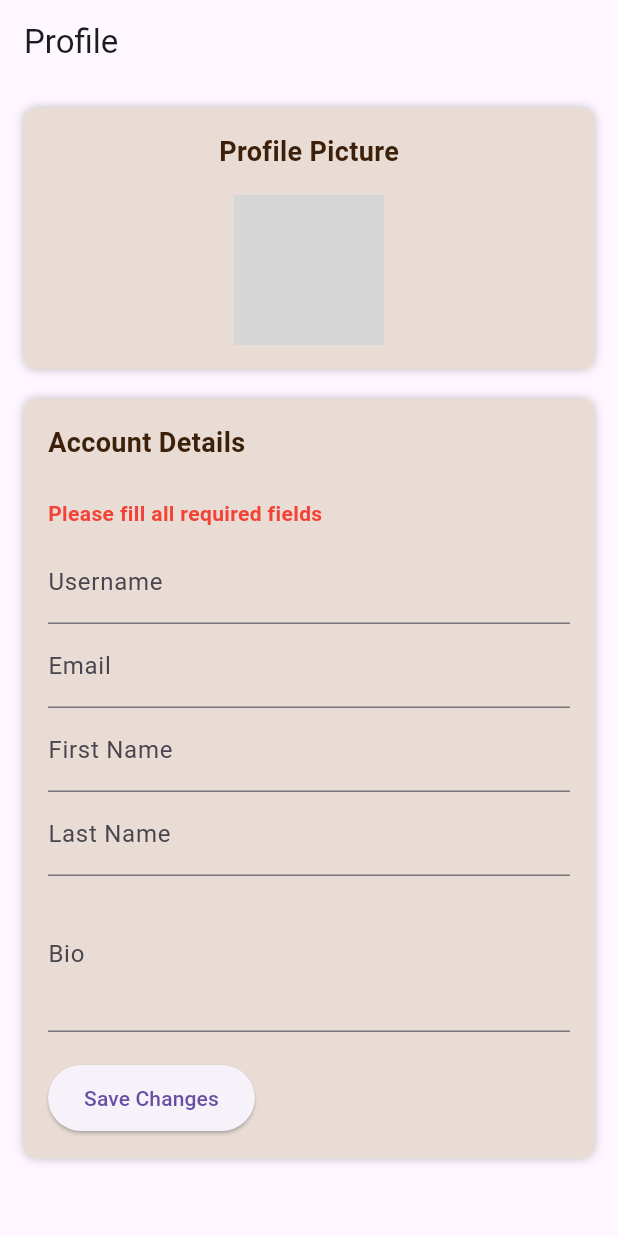
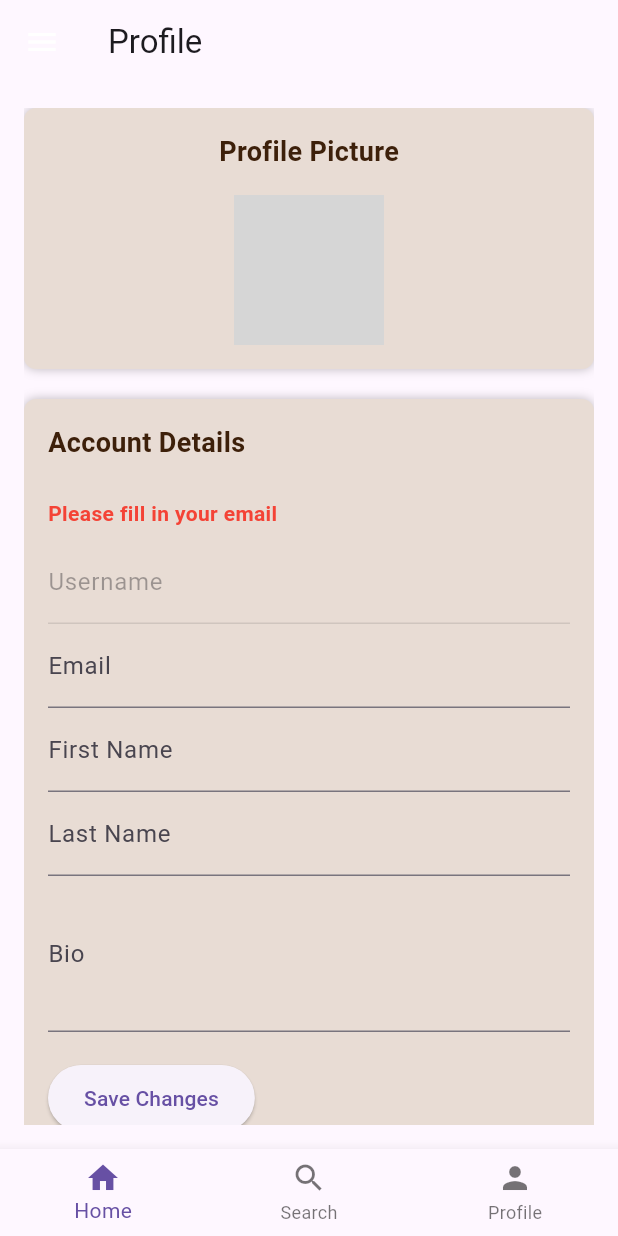
Before and after one commit to PBP2024-A10/TK-PAS, a Flutter app: the ProfileScreen screen opened directly, after a tap on "Save Changes", on a phone screen of 412 x 824 dp. Run offline on Flutter 3.47's test engine with Material 3 defaults, Android fonts, the phone set to English and light mode, and no system bars; our stand-ins replace carousel_slider, google_fonts; missing offline and left inert: pbp_django_auth; network calls fail; grey boxes are pictures that could not be loaded.

Commit message:
tinggal benerin format

```diff
--- a/lib/auth/screens/login.dart
+++ b/lib/auth/screens/login.dart
@@ -4,6 +4,9 @@ import 'package:flutter/material.dart';
 import 'package:ajengan_halal_mobile/homepage.dart';
 import 'package:ajengan_halal_mobile/auth/screens/register.dart';
 import 'package:google_fonts/google_fonts.dart';
+import 'package:ajengan_halal_mobile/base/style/colors.dart';
+import 'package:pbp_django_auth/pbp_django_auth.dart';
+import 'package:provider/provider.dart';
 import 'package:ajengan_halal_mobile/base/style/colors.dart';
 
 void main() {
--- a/lib/profile/profile.dart
+++ b/lib/profile/profile.dart
@@ -1,8 +1,10 @@
 import 'package:flutter/material.dart';
-import 'package:pbp_django_auth/pbp_django_auth.dart';
+import 'package:pbp_django_auth/pbp_django_auth.dart' as pbp;
 import 'package:provider/provider.dart';
 import 'package:ajengan_halal_mobile/base/style/colors.dart';
 import 'package:ajengan_halal_mobile/auth/screens/login.dart';
+import 'package:google_fonts/google_fonts.dart';
+import 'package:ajengan_halal_mobile/base/widgets/navbar.dart';
 
 class ProfileScreen extends StatefulWidget {
   @override
@@ -20,11 +22,29 @@ class _ProfileScreenState extends State<ProfileScreen> {
   String errorMessage = '';
 
   @override
+  void initState() {
+    super.initState();
+    // _loadUserData();
+  }
+
+  // Fetch user data after login
+  // void _loadUserData() {
+  //   final userData = Provider.of(context, listen: false).getUserData();
+
+  //   if (userData != null) {
+  //     _usernameController.text = userData['username'] ?? ''; // Pre-fill the username
+  //     _emailController.text = userData['email'] ?? ''; // Pre-fill the email
+  //   }
+  // }
+
+  @override
   Widget build(BuildContext context) {
     return Scaffold(
       appBar: AppBar(
         title: Text('Profile'),
+        iconTheme: const IconThemeData(color: Colors.white),
       ),
+      drawer: const LeftDrawer(),
       body: Padding(
         padding: const EdgeInsets.all(16.0),
         child: ListView(
@@ -93,6 +113,7 @@ class _ProfileScreenState extends State<ProfileScreen> {
                   TextField(
                     controller: _usernameController,
                     decoration: InputDecoration(labelText: 'Username'),
+                    enabled: false, // Make username field non-editable
                   ),
                   TextField(
                     controller: _emailController,
@@ -118,8 +139,6 @@ class _ProfileScreenState extends State<ProfileScreen> {
                     onPressed: _submitForm,
                     child: Text('Save Changes'),
                     style: ElevatedButton.styleFrom(
-                      // primary: Color(0xFF654A2D),
-                      // onPrimary: Colors.white,
                       padding: EdgeInsets.symmetric(vertical: 12, horizontal: 24),
                     ),
                   ),
@@ -129,14 +148,34 @@ class _ProfileScreenState extends State<ProfileScreen> {
           ],
         ),
       ),
+      bottomNavigationBar: BottomNavigationBar(
+        currentIndex: 0, // Set active index based on your app logic
+        onTap: (index) {
+          // Handle bottom navigation item tap
+        },
+        items: const [
+          BottomNavigationBarItem(
+            icon: Icon(Icons.home),
+            label: 'Home',
+          ),
+          BottomNavigationBarItem(
+            icon: Icon(Icons.search),
+            label: 'Search',
+          ),
+          BottomNavigationBarItem(
+            icon: Icon(Icons.person),
+            label: 'Profile',
+          ),
+        ],
+      ),
     );
   }
 
+  // Submit form logic
   void _submitForm() {
-    // Simulating form submission logic
     setState(() {
-      if (_usernameController.text.isEmpty || _emailController.text.isEmpty) {
-        errorMessage = 'Please fill all required fields';
+      if (_emailController.text.isEmpty) {
+        errorMessage = 'Please fill in your email';
         successMessage = '';
       } else {
         successMessage = 'Profile updated successfully!';
```
Also changed, not shown: lib/homepage.dart (+200 -144 lines), 1 other file.
